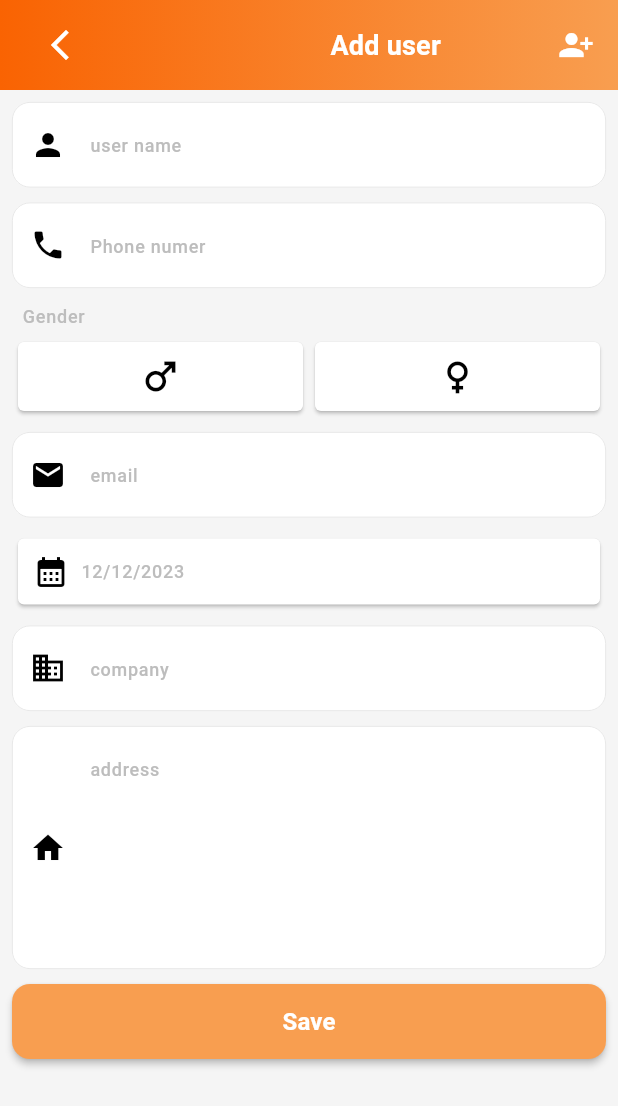
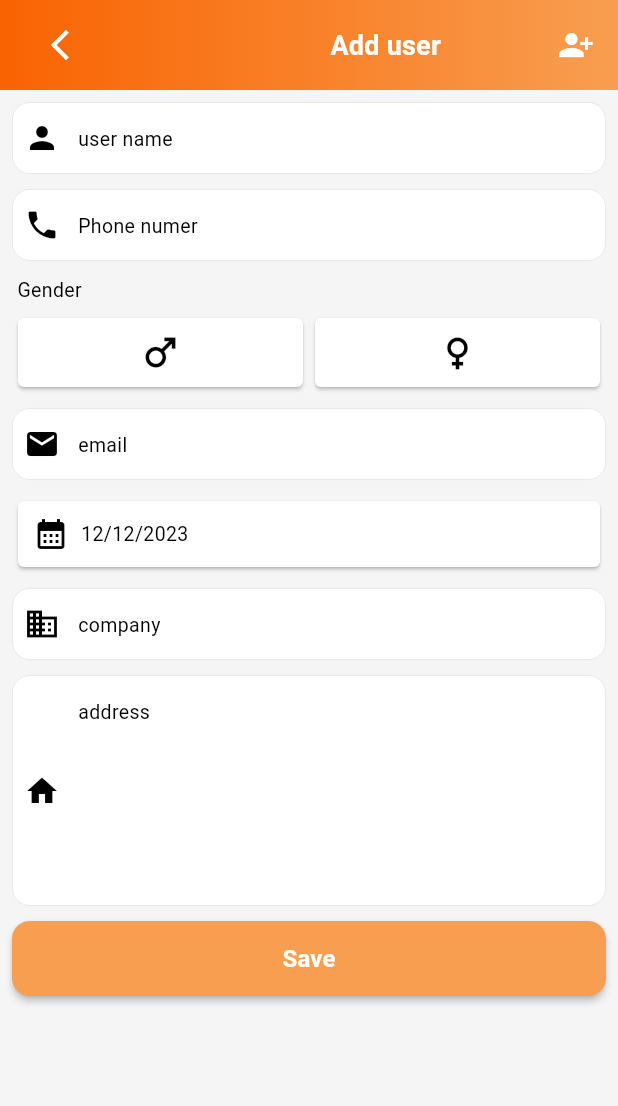
Before and after one commit to kanakkbook/kanakkbook, a Flutter app: the AddUserForm screen opened directly, on a phone screen of 412 x 824 dp. Shown: the top 1106 px of the screen. Run offline on Flutter 3.47's test engine with Material 3 defaults, Android fonts, the phone set to English and light mode, and no system bars; our stand-ins replace animated_notch_bottom_bar, flutter_holo_date_picker, freezed_annotation; missing offline and left inert: auto_binding_field.

Commit message:
update 5 files

```diff
--- a/lib/const/color_constants.dart
+++ b/lib/const/color_constants.dart
@@ -18,6 +18,7 @@ static const secondary=Color.fromARGB(255, 248, 158, 80);
 static const tertiary=Color.fromARGB(255, 247, 208, 176);
 static Color whiteColor=const Color(0xffffffff);
 static Color greyColor=const Color(0xff808080);
+static Color lightGreyColr=Colors.grey[400]!;
 // static Color blackColor=const Color(0x00000000);
 
 }
--- a/lib/custom_widgets/primary_textfiled.dart
+++ b/lib/custom_widgets/primary_textfiled.dart
@@ -1,8 +1,8 @@
 import 'package:flutter/material.dart';
 import 'package:kanakk_book/const/color_constants.dart';
 
-class PrimaryTextfiled extends StatelessWidget {
-  const PrimaryTextfiled({
+class PrimaryTextfield extends StatelessWidget {
+  const PrimaryTextfield({
     super.key,
     this.labelText,
     this.onChanged,
@@ -10,7 +10,8 @@ class PrimaryTextfiled extends StatelessWidget {
     this.width = double.infinity,
     this.prefixIcon,
     this.suffixIcon,
-    this.maxLines=1
+    this.maxLines = 1,
+    this.icon,
   });
 
   final String? labelText;
@@ -19,6 +20,7 @@ class PrimaryTextfiled extends StatelessWidget {
   final double? width;
   final Widget? prefixIcon;
   final Widget? suffixIcon;
+  final Widget? icon;
   final int? maxLines;
 
   @override
@@ -29,33 +31,36 @@ class PrimaryTextfiled extends StatelessWidget {
       decoration: InputDecoration(
         labelText: labelText,
         hintText: hintText,
-        hintStyle:Theme.of(context).textTheme.labelSmall ,
+        icon: icon,
+        hintStyle: Theme.of(context).textTheme.bodyMedium,
         filled: true,
         fillColor: Colors.white,
         border: InputBorder.none,
-
-        contentPadding: const EdgeInsets.symmetric(
-          vertical: 18.0,
-          horizontal: 15,
+        contentPadding: EdgeInsets.only(
+          top: maxLines! > 1 ? 16.0 : 12.0, // Adjust top padding for multiline
+          bottom: 12.0,
+          left: 15.0,
+          right: 15.0,
         ),
         prefixIcon: prefixIcon,
+        prefixIconConstraints: BoxConstraints(
+          minWidth: 40,
+          minHeight: maxLines! > 1 ? 60 : 20, // Adjust height for multiline
+        ),
         suffixIcon: suffixIcon,
         enabledBorder: OutlineInputBorder(
           borderRadius: BorderRadius.circular(12.0),
-          borderSide:
-               BorderSide(color:Colors.grey[300]!, width: 0.5),
+          borderSide: BorderSide(color: Colors.grey[300]!, width: 0.5),
         ),
         focusedBorder: OutlineInputBorder(
           borderRadius: BorderRadius.circular(12.0),
-          borderSide:
-              const BorderSide(color: ColorConstants.secondary, width: .5),
+          borderSide: const BorderSide(color: ColorConstants.secondary, width: 0.5),
         ),
       ),
       style: const TextStyle(
         fontSize: 14,
         fontWeight: FontWeight.w400,
       ),
-      cursorColor: Colors.blue,
-    );
+      cursorColor: ColorConstants.secondary );
   }
 }
--- a/lib/modules/login/login_screen.dart
+++ b/lib/modules/login/login_screen.dart
@@ -35,7 +35,7 @@ class LoginScreen extends StatelessWidget {
               const SizedBox(
                 height: 20,
               ),
-              const PrimaryTextfiled(
+              const PrimaryTextfield(
                 hintText: 'Email',
                 prefixIcon: Icon(
                   Icons.email_outlined,
@@ -45,7 +45,7 @@ class LoginScreen extends StatelessWidget {
               const SizedBox(
                 height: 10,
               ),
-              const PrimaryTextfiled(
+              const PrimaryTextfield(
                 prefixIcon: Icon(
                   Icons.lock_open,
                   size: 16,
--- a/lib/modules/users_list/add_user.dart
+++ b/lib/modules/users_list/add_user.dart
@@ -18,12 +18,12 @@ enableBack: true,title: "Add user",trailering: Icon(Icons.person_add_alt_1,color
         child: Column(mainAxisAlignment: MainAxisAlignment.start,crossAxisAlignment: CrossAxisAlignment.start,
           spacing: 10,
           children: [
-            PrimaryTextfiled(hintText: "user name",prefixIcon: Icon(Icons.person),),
-            PrimaryTextfiled(hintText: "Phone numer",prefixIcon: Icon(Icons.phone),),
+            PrimaryTextfield(hintText: "user name",prefixIcon: Icon(Icons.person),),
+            PrimaryTextfield(hintText: "Phone numer",prefixIcon: Icon(Icons.phone),),
 
            Column(mainAxisAlignment: MainAxisAlignment.start,crossAxisAlignment: CrossAxisAlignment.start,
              children: [
-              Text("  Gender",style: Theme.of(context).textTheme.labelSmall,),
+              Text(" Gender",style: Theme.of(context).textTheme.bodyMedium),
               SizedBox(height: 5,),
                Row(
                  children: [
@@ -45,7 +45,7 @@ enableBack: true,title: "Add user",trailering: Icon(Icons.person_add_alt_1,color
                ),
              ],
            ),
-           PrimaryTextfiled(hintText:"email",prefixIcon: Icon(Icons.email),),
+           PrimaryTextfield(hintText:"email",prefixIcon: Icon(Icons.email),),
            InkWell(onTap: ()async =>   await DatePicker.showSimpleDatePicker(
                 context,
                 // initialDate: DateTime(2020),
@@ -62,14 +62,14 @@ enableBack: true,title: "Add user",trailering: Icon(Icons.person_add_alt_1,color
                   children: [
                     Icon(Icons.calendar_month),
                     SizedBox(width: 8,),
-                    Text("12/12/2023",style: Theme.of(context).textTheme.labelSmall,)
+                    Text("12/12/2023",style: Theme.of(context).textTheme.bodyMedium,)
                   ],
                 ),
               ),
              ),
            ),
-            PrimaryTextfiled(hintText:"company",prefixIcon: Icon(Icons.business),),
-            PrimaryTextfiled(hintText:"address",prefixIcon: Icon(Icons.home),maxLines: 6,),
+            PrimaryTextfield(hintText:"company",prefixIcon: Icon(Icons.business),),
+            PrimaryTextfield(hintText:"address",prefixIcon: Icon(Icons.home),maxLines: 6,),
             PrimaryButton(text: "Save", onPressed: (){}, width: double.infinity,borderRadius: 12,)
           ],
         ),
--- a/lib/modules/users_list/users_common_page.dart
+++ b/lib/modules/users_list/users_common_page.dart
@@ -13,7 +13,7 @@ class UsersCommonPage extends StatelessWidget {
       children: [
         const Padding(
           padding: EdgeInsets.symmetric(vertical:  8.0,horizontal: 3),
-          child: PrimaryTextfiled(prefixIcon:Icon(Icons.search) ,hintText: "Search",),
+          child: PrimaryTextfield(prefixIcon:Icon(Icons.search) ,hintText: "Search",),
         ),
         SizedBox(
           height: MediaQuery.of(context).size.height-215,
```
